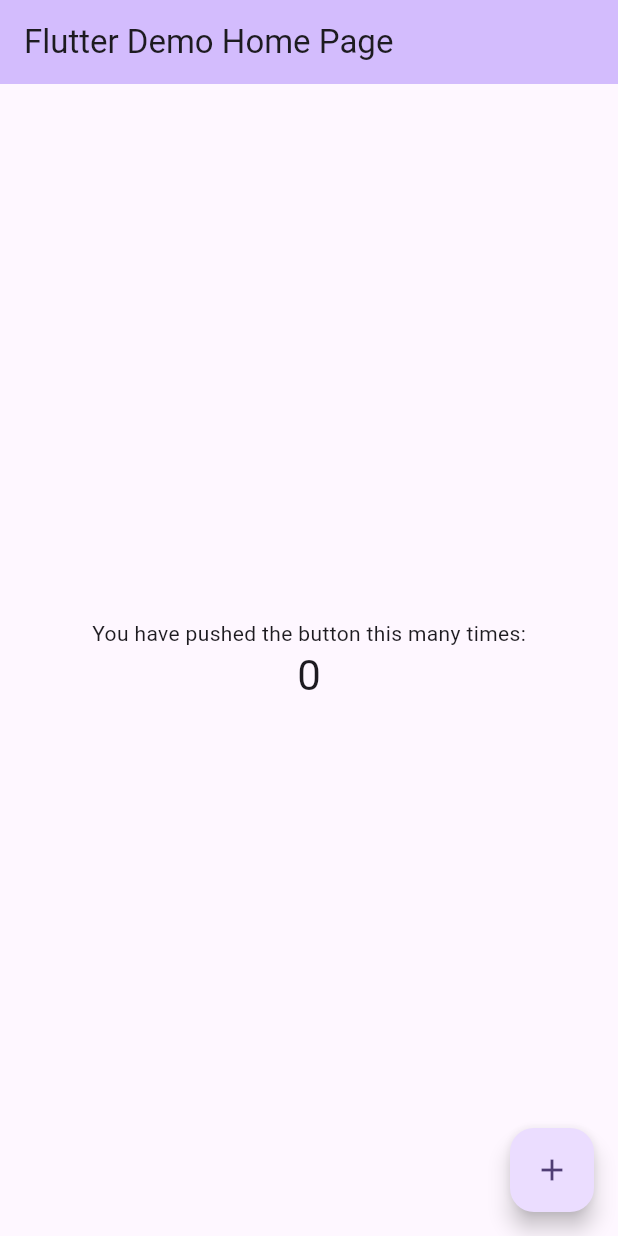
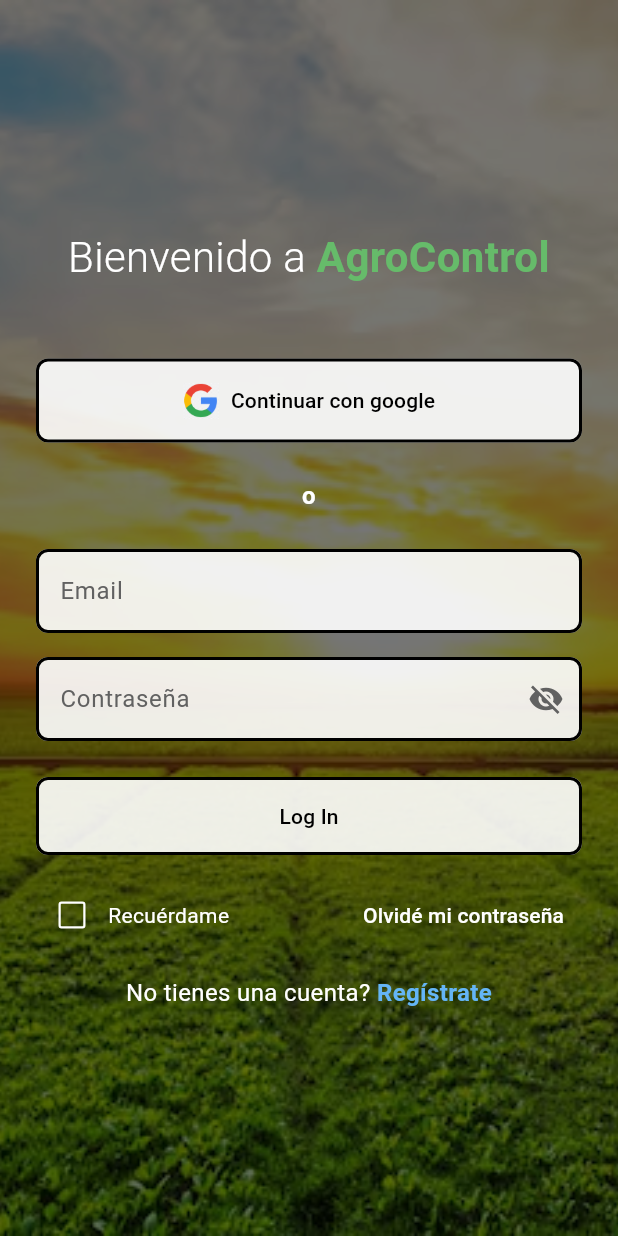
Before and after one commit to CourseIoT/agrocontrol_app, a Flutter app: the screen it shows after launch, on a phone screen of 412 x 824 dp. Run offline on Flutter 3.47's test engine with Material 3 defaults, Android fonts, the phone set to English and light mode, and no system bars.

Commit message:
feat:Add login and registration screens with user input forms

```diff
--- a/lib/main.dart
+++ b/lib/main.dart
@@ -1,4 +1,7 @@
+import 'package:agrocontrol_app/presentation/screen/home_screen.dart';
+import 'package:agrocontrol_app/presentation/screen/register_screen.dart';
 import 'package:flutter/material.dart';
+import 'presentation/screen/login_screen.dart';
 
 void main() {
   runApp(const MyApp());
@@ -7,116 +10,21 @@
 class MyApp extends StatelessWidget {
   const MyApp({super.key});
 
-  // This widget is the root of your application.
   @override
   Widget build(BuildContext context) {
     return MaterialApp(
-      title: 'Flutter Demo',
+      title: 'AgroControl',
+      debugShowCheckedModeBanner: false,
       theme: ThemeData(
-        // This is the theme of your application.
-        //
-        // TRY THIS: Try running your application with "flutter run". You'll see
-        // the application has a purple toolbar. Then, without quitting the app,
-        // try changing the seedColor in the colorScheme below to Colors.green
-        // and then invoke "hot reload" (save your changes or press the "hot
-        // reload" button in a Flutter-supported IDE, or press "r" if you used
-        // the command line to start the app).
-        //
-        // Notice that the counter didn't reset back to zero; the application
-        // state is not lost during the reload. To reset the state, use hot
-        // restart instead.
-        //
-        // This works for code too, not just values: Most code changes can be
-        // tested with just a hot reload.
-        colorScheme: ColorScheme.fromSeed(seedColor: Colors.deepPurple),
+        primarySwatch: Colors.green,
+        scaffoldBackgroundColor: Colors.white,
       ),
-      home: const MyHomePage(title: 'Flutter Demo Home Page'),
+      initialRoute: '/login',
+      routes: {
+        '/login': (context) => const LoginScreen(),
+        '/home': (context) => const HomeScreen(),
+        '/register': (context) => const RegisterScreen(),
+      },
     );
   }
 }
-
-class MyHomePage extends StatefulWidget {
-  const MyHomePage({super.key, required this.title});
-
-  // This widget is the home page of your application. It is stateful, meaning
-  // that it has a State object (defined below) that contains fields that affect
-  // how it looks.
-
-  // This class is the configuration for the state. It holds the values (in this
-  // case the title) provided by the parent (in this case the App widget) and
-  // used by the build method of the State. Fields in a Widget subclass are
-  // always marked "final".
-
-  final String title;
-
-  @override
-  State<MyHomePage> createState() => _MyHomePageState();
-}
-
-class _MyHomePageState extends State<MyHomePage> {
-  int _counter = 0;
-
-  void _incrementCounter() {
-    setState(() {
-      // This call to setState tells the Flutter framework that something has
-      // changed in this State, which causes it to rerun the build method below
-      // so that the display can reflect the updated values. If we changed
-      // _counter without calling setState(), then the build method would not be
-      // called again, and so nothing would appear to happen.
-      _counter++;
-    });
-  }
-
-  @override
-  Widget build(BuildContext context) {
-    // This method is rerun every time setState is called, for instance as done
-    // by the _incrementCounter method above.
-    //
-    // The Flutter framework has been optimized to make rerunning build methods
-    // fast, so that you can just rebuild anything that needs updating rather
-    // than having to individually change instances of widgets.
-    return Scaffold(
-      appBar: AppBar(
-        // TRY THIS: Try changing the color here to a specific color (to
-        // Colors.amber, perhaps?) and trigger a hot reload to see the AppBar
-        // change color while the other colors stay the same.
-        backgroundColor: Theme.of(context).colorScheme.inversePrimary,
-        // Here we take the value from the MyHomePage object that was created by
-        // the App.build method, and use it to set our appbar title.
-        title: Text(widget.title),
-      ),
-      body: Center(
-        // Center is a layout widget. It takes a single child and positions it
-        // in the middle of the parent.
-        child: Column(
-          // Column is also a layout widget. It takes a list of children and
-          // arranges them vertically. By default, it sizes itself to fit its
-          // children horizontally, and tries to be as tall as its parent.
-          //
-          // Column has various properties to control how it sizes itself and
-          // how it positions its children. Here we use mainAxisAlignment to
-          // center the children vertically; the main axis here is the vertical
-          // axis because Columns are vertical (the cross axis would be
-          // horizontal).
-          //
-          // TRY THIS: Invoke "debug painting" (choose the "Toggle Debug Paint"
-          // action in the IDE, or press "p" in the console), to see the
-          // wireframe for each widget.
-          mainAxisAlignment: MainAxisAlignment.center,
-          children: <Widget>[
-            const Text('You have pushed the button this many times:'),
-            Text(
-              '$_counter',
-              style: Theme.of(context).textTheme.headlineMedium,
-            ),
-          ],
-        ),
-      ),
-      floatingActionButton: FloatingActionButton(
-        onPressed: _incrementCounter,
-        tooltip: 'Increment',
-        child: const Icon(Icons.add),
-      ), // This trailing comma makes auto-formatting nicer for build methods.
-    );
-  }
-}
--- /dev/null
+++ b/lib/presentation/screen/login_screen.dart
@@ -0,0 +1,224 @@
+import 'package:flutter/gestures.dart';
+import 'package:flutter/material.dart';
+
+class LoginScreen extends StatefulWidget {
+  const LoginScreen({super.key});
+
+  @override
+  State<LoginScreen> createState() => _LoginScreenState();
+}
+
+class _LoginScreenState extends State<LoginScreen> {
+  bool _rememberMe = false;
+  bool _isPasswordObscured = true;
+
+  final Color _focusGreen = Colors.green.shade700;
+  final OutlineInputBorder _defaultBorder = OutlineInputBorder(
+    borderRadius: BorderRadius.circular(8.0),
+    borderSide: const BorderSide(color: Colors.black, width: 2.0),
+  );
+  final OutlineInputBorder _focusedBorder = OutlineInputBorder(
+    borderRadius: BorderRadius.circular(8.0),
+    borderSide: BorderSide(color: Colors.green.shade700, width: 2.5),
+  );
+
+  @override
+  Widget build(BuildContext context) {
+    return Scaffold(
+      body: Stack(
+        children: [
+          Container(
+            decoration: const BoxDecoration(
+              image: DecorationImage(
+                image: AssetImage('assets/images/farm_background.png'),
+                fit: BoxFit.cover,
+              ),
+            ),
+          ),
+          Container(
+            decoration: const BoxDecoration(
+              color: Colors.black54,
+            ),
+          ),
+          Center(
+            child: SingleChildScrollView(
+              padding: const EdgeInsets.all(24.0),
+              child: Column(
+                mainAxisAlignment: MainAxisAlignment.center,
+                crossAxisAlignment: CrossAxisAlignment.stretch,
+                children: [
+                  Text.rich(
+                    TextSpan(
+                      style: TextStyle(
+                        fontSize: 28,
+                        color: Colors.white,
+                        fontWeight: FontWeight.w300,
+                      ),
+                      children: [
+                        const TextSpan(text: 'Bienvenido a '),
+                        TextSpan(
+                          text: 'AgroControl',
+                          style: TextStyle(
+                            fontWeight: FontWeight.bold,
+                            color: Colors.green.shade400,
+                          ),
+                        ),
+                      ],
+                    ),
+                    textAlign: TextAlign.center,
+                  ),
+                  const SizedBox(height: 48.0),
+                  OutlinedButton.icon(
+                    icon: Image.asset(
+                      'assets/images/google_logo.png',
+                      height: 24.0,
+                    ),
+                    label: const Text('Continuar con google'),
+                    onPressed: () {
+                    },
+                    style: OutlinedButton.styleFrom(
+                      foregroundColor: Colors.black,
+                      backgroundColor: Colors.white.withAlpha(230),
+                      side: const BorderSide(color: Colors.black, width: 2.0),
+                      padding: const EdgeInsets.symmetric(vertical: 16),
+                      shape: RoundedRectangleBorder(
+                        borderRadius: BorderRadius.circular(8.0),
+                      ),
+                    ),
+                  ),
+                  const SizedBox(height: 24.0),
+                  const Text(
+                    'o',
+                    textAlign: TextAlign.center,
+                    style: TextStyle(
+                      fontSize: 16,
+                      color: Colors.white,
+                      fontWeight: FontWeight.w600,
+                    ),
+                  ),
+                  const SizedBox(height: 24.0),
+                  TextFormField(
+                    cursorColor: _focusGreen,
+                    decoration: InputDecoration(
+                      hintText: 'Email',
+                      hintStyle: TextStyle(color: Colors.grey.shade700),
+                      filled: true,
+                      fillColor: Colors.white.withAlpha(230),
+                      border: _defaultBorder,
+                      enabledBorder: _defaultBorder,
+                      focusedBorder: _focusedBorder,
+                    ),
+                    keyboardType: TextInputType.emailAddress,
+                  ),
+                  const SizedBox(height: 16.0),
+                  TextFormField(
+                    cursorColor: _focusGreen,
+                    obscureText: _isPasswordObscured,
+                    decoration: InputDecoration(
+                      hintText: 'Contraseña',
+                      hintStyle: TextStyle(color: Colors.grey.shade700),
+                      suffixIcon: IconButton(
+                        icon: Icon(
+                          _isPasswordObscured ? Icons.visibility_off : Icons.visibility,
+                          color: Colors.grey.shade700,
+                        ),
+                        onPressed: () {
+                          setState(() {
+                            _isPasswordObscured = !_isPasswordObscured;
+                          });
+                        },
+                      ),
+                      filled: true,
+                      fillColor: Colors.white.withAlpha(230),
+                      border: _defaultBorder,
+                      enabledBorder: _defaultBorder,
+                      focusedBorder: _focusedBorder,
+                    ),
+                  ),
+                  const SizedBox(height: 24.0),
+                  OutlinedButton(
+                    child: const Text('Log In'),
+                    onPressed: () {
+                      Navigator.pushReplacementNamed(context, '/home');
+                    },
+                    style: OutlinedButton.styleFrom(
+                      foregroundColor: Colors.black,
+                      backgroundColor: Colors.white.withAlpha(230),
+                      side: const BorderSide(color: Colors.black, width: 2.0),
+                      padding: const EdgeInsets.symmetric(vertical: 16),
+                      shape: RoundedRectangleBorder(
+                        borderRadius: BorderRadius.circular(8.0),
+                      ),
+                    ),
+                  ),
+                  const SizedBox(height: 16.0),
+                  Row(
+                    mainAxisAlignment: MainAxisAlignment.spaceBetween,
+                    children: [
+                      Flexible(
+                        child: Row(
+                          children: [
+                            Checkbox(
+                              value: _rememberMe,
+                              onChanged: (bool? value) {
+                                setState(() {
+                                  _rememberMe = value ?? false;
+                                });
+                              },
+                              side: const BorderSide(color: Colors.white, width: 1.5),
+                              activeColor: Colors.green.shade700,
+                              checkColor: Colors.white,
+                            ),
+                            const Flexible(
+                              child: Text(
+                                'Recuérdame',
+                                style: TextStyle(color: Colors.white),
+                                overflow: TextOverflow.ellipsis,
+                              ),
+                            ),
+                          ],
+                        ),
+                      ),
+                      TextButton(
+                        child: const Text(
+                          'Olvidé mi contraseña',
+                          style: TextStyle(color: Colors.white),
+                        ),
+                        onPressed: () {
+                        },
+                      ),
+                    ],
+                  ),
+                  const SizedBox(height: 16.0),
+                  Text.rich(
+                    TextSpan(
+                      style: const TextStyle(
+                        color: Colors.white,
+                        fontSize: 16,
+                      ),
+                      children: [
+                        const TextSpan(text: "No tienes una cuenta? "),
+                        TextSpan(
+                          text: 'Regístrate',
+                          style: TextStyle(
+                            fontWeight: FontWeight.bold,
+                            color: Colors.blue.shade300,
+                          ),
+                          recognizer: TapGestureRecognizer()
+                            ..onTap = () {
+                              Navigator.pushNamed(context, '/register');
+                            },
+                        ),
+                      ],
+                    ),
+                    textAlign: TextAlign.center,
+                  ),
+                ],
+              ),
+            ),
+          ),
+        ],
+      ),
+    );
+  }
+}
```
Also changed, not shown: lib/data/app_data.dart (added, +9 -0 lines), lib/presentation/screen/register_screen.dart (added, +206 -0 lines), assets/images/farm_background.png (added), assets/images/google_logo.png (added), assets/images/img.png (added), assets/images/user_placeholder.png (added).
